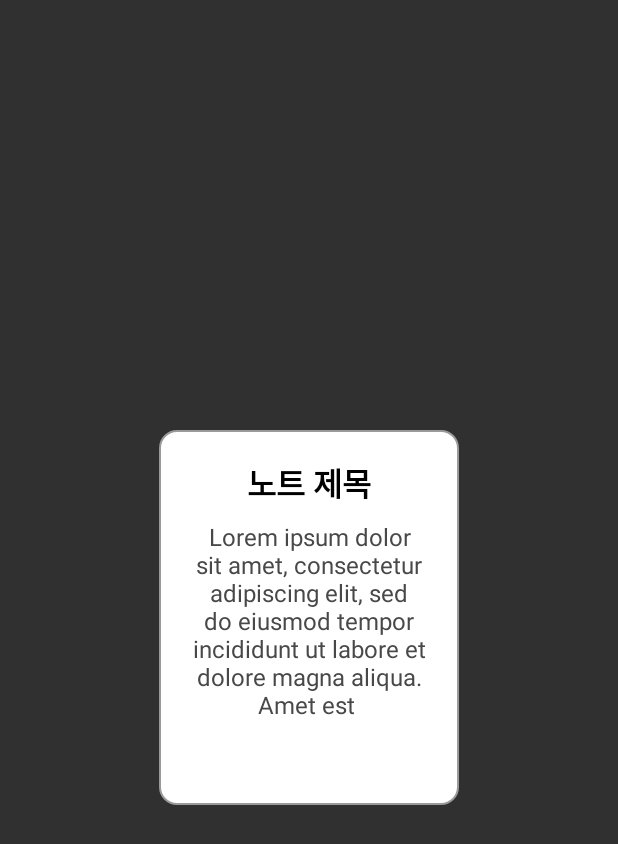
After one commit to chungddong/OverlayNote_mobile, an Android app: the layout layout_memo.xml on its own in the app's theme, with its tools: preview values and no code run, on a phone screen of 412 x 824 dp. The commit adds this screen. Shown: the top 844 px of the screen. Run offline under Robolectric (Android 15) with nearby library versions, the phone set to English and light mode, and no system bars.

Commit message:
메모디자인 생성

```diff
--- a/app/src/main/java/com/sophra/overlaynote_mobile/MainActivity.java
+++ b/app/src/main/java/com/sophra/overlaynote_mobile/MainActivity.java
@@ -70,9 +70,6 @@ public class MainActivity extends AppCompatActivity {
                     String[] line;
 
                     while ((line = reader.readNext()) != null) {
-                        // CSV 데이터 처리
-                        // line 배열에 CSV 한 줄의 데이터가 저장됩니다.
-                        // 리스트에 데이터 추가
                         csvDataList.add(line);
                     }
                     reader.close();
@@ -86,15 +83,16 @@ public class MainActivity extends AppCompatActivity {
                 }
 
 
-                String[] firstRow = csvDataList.get(0);
+                String[] firstRow = csvDataList.get(0); //0번째 라인
                 //String line = String.join(", ", firstRow);
 
-                Log.d("log_overlay", "data : " + firstRow[1]);
+                Log.d("log_overlay", "data(name) : " + firstRow[0]); //이름
+                //Log.d("log_overlay", "data : " + firstRow[1]); //경로 - 컴퓨터경로라 그냥 나중에 옮길때만 사용
+                //Log.d("log_overlay", "data : " + firstRow[2]); //색상
 
-                /*for (String value : csvDataList.get(0)) {
-                    System.out.print(value + " ");
-                    Log.d("log_overlay", "data : " + value);
-                }*/
+                file = new File(rootSD + "/Download/OverlayNote/" + firstRow[0] + ".rtf");
+                Log.d("log_overlay", "rootSD : " + file.getPath());
+                Log.d("log_overlay", "길이 : " + csvDataList.size());
 
 
             } else { //권한이 허용 안되어있을 때
--- /dev/null
+++ b/app/src/main/res/layout/layout_memo.xml
@@ -0,0 +1,60 @@
+<?xml version="1.0" encoding="utf-8"?>
+<LinearLayout xmlns:android="http://schemas.android.com/apk/res/android"
+    android:layout_width="wrap_content"
+    android:layout_height="wrap_content"
+    android:layout_gravity="center"
+    android:background="@drawable/round_default"
+    android:gravity="center"
+    android:outlineProvider="none">
+
+    <LinearLayout
+        android:layout_width="200dp"
+        android:layout_height="250dp"
+        android:orientation="vertical"
+        android:padding="10dp">
+
+        <LinearLayout
+            android:layout_width="match_parent"
+            android:layout_height="0dp"
+            android:layout_gravity="center"
+            android:layout_weight="0.7"
+            android:gravity="center">
+
+            <TextView
+                android:id="@+id/dialog_title"
+                android:layout_width="wrap_content"
+                android:layout_height="wrap_content"
+                android:layout_gravity="center"
+                android:text="노트 제목"
+                android:textAlignment="center"
+                android:textColor="@color/black"
+                android:textSize="21dp"
+                android:textStyle="bold" />
+
+        </LinearLayout>
+
+        <LinearLayout
+            android:layout_width="match_parent"
+            android:layout_height="0dp"
+            android:layout_gravity="center"
+            android:layout_weight="2.5"
+            android:gravity="top">
+
+                <TextView
+                    android:id="@+id/dialog_text"
+                    android:layout_width="wrap_content"
+                    android:layout_height="wrap_content"
+                    android:autoSizeTextType="uniform"
+                    android:textAlignment="center"
+                    android:text="Lorem ipsum dolor sit amet, consectetur adipiscing elit, sed do eiusmod tempor incididunt ut labore et dolore magna aliqua. Amet est "
+                    android:textColor="#484848"
+                    android:textSize="16dp" />
+
+
+
+            </LinearLayout>
+
+
+    </LinearLayout>
+
+</LinearLayout>
```
